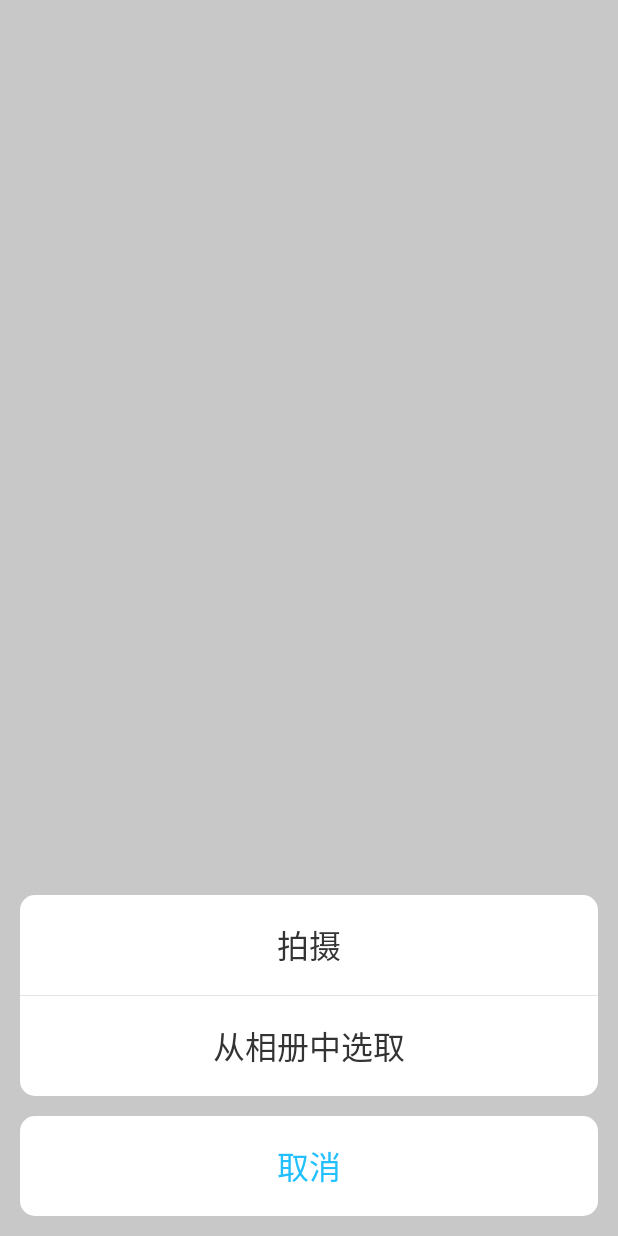
After one commit to tzz2015/commonLib, an Android app: the layout activity_camera.xml on its own in the app's theme, with its tools: preview values and no code run, on a phone screen of 412 x 824 dp. The commit adds this screen. Run offline under Robolectric (Android 15) with nearby library versions, the phone set to English and light mode, and no system bars.

Commit message:
新增拍照和从相册选择照片

```diff
--- a/commonlibrary/src/main/AndroidManifest.xml
+++ b/commonlibrary/src/main/AndroidManifest.xml
@@ -4,7 +4,11 @@
     <application
         android:allowBackup="true"
         android:supportsRtl="true">
-
+        <!-- 拍照-->
+        <activity android:name=".photo.CameraActivity"
+            android:configChanges="orientation|keyboard|keyboardHidden|navigation"
+            android:screenOrientation="nosensor"
+            android:theme="@android:style/Theme.Translucent" />
     </application>
 
 </manifest>
--- /dev/null
+++ b/commonlibrary/src/main/res/drawable/white_big_corners_bg.xml
@@ -0,0 +1,5 @@
+<?xml version="1.0" encoding="utf-8"?>
+<shape xmlns:android="http://schemas.android.com/apk/res/android">
+    <solid android:color="@color/colorWhite" />
+    <corners android:radius="15px" />
+</shape>
--- /dev/null
+++ b/commonlibrary/src/main/res/drawable/white_bottom_corners_bg.xml
@@ -0,0 +1,7 @@
+<?xml version="1.0" encoding="utf-8"?>
+<shape xmlns:android="http://schemas.android.com/apk/res/android">
+    <solid android:color="@color/colorWhite" />
+    <corners
+        android:bottomLeftRadius="15px"
+        android:bottomRightRadius="15px"/>
+</shape>
--- /dev/null
+++ b/commonlibrary/src/main/res/drawable/white_top_corners_bg.xml
@@ -0,0 +1,7 @@
+<?xml version="1.0" encoding="utf-8"?>
+<shape xmlns:android="http://schemas.android.com/apk/res/android">
+    <solid android:color="@color/colorWhite" />
+    <corners
+        android:topLeftRadius="15px"
+        android:topRightRadius="15px"/>
+</shape>
--- a/commonlibrary/src/main/res/layout/activity_base.xml
+++ b/commonlibrary/src/main/res/layout/activity_base.xml
@@ -5,7 +5,7 @@
         android:id="@+id/rl_root_root"
         android:layout_width="match_parent"
         android:layout_height="match_parent"
-        android:background="@color/colorPageBg"
+        android:background="@color/public_gb_color"
         android:orientation="vertical">
 
         <include
--- /dev/null
+++ b/commonlibrary/src/main/res/layout/activity_camera.xml
@@ -0,0 +1,52 @@
+<?xml version="1.0" encoding="utf-8"?>
+<LinearLayout xmlns:android="http://schemas.android.com/apk/res/android"
+    xmlns:tools="http://schemas.android.com/tools"
+    android:id="@+id/activity_camera"
+    android:layout_width="match_parent"
+    android:layout_height="match_parent"
+    android:background="@color/color_99000000"
+    android:orientation="vertical"
+    android:paddingBottom="20px"
+    android:paddingLeft="20px"
+    android:paddingRight="20px">
+
+    <TextView
+        android:layout_width="match_parent"
+        android:layout_height="0dp"
+        android:layout_weight="1" />
+
+    <TextView
+        android:id="@+id/tv_take_camera"
+        android:layout_width="match_parent"
+        android:layout_height="100px"
+        android:background="@drawable/white_top_corners_bg"
+        android:gravity="center"
+        android:text="拍摄"
+        android:textColor="@color/color333333"
+        android:textSize="32px" />
+  <TextView
+      android:layout_width="match_parent"
+      android:background="@color/public_line_color"
+      android:layout_height="1px" />
+    <TextView
+        android:id="@+id/tv_take_photo"
+        android:layout_width="match_parent"
+        android:layout_height="100px"
+        android:background="@drawable/white_bottom_corners_bg"
+        android:gravity="center"
+        android:text="从相册中选取"
+        android:textColor="@color/color333333"
+        android:textSize="32px" />
+
+    <TextView
+        android:id="@+id/tv_cancel"
+        android:layout_width="match_parent"
+        android:layout_height="100px"
+        android:layout_marginTop="20px"
+        android:background="@drawable/white_big_corners_bg"
+        android:gravity="center"
+        android:text="取消"
+        android:textColor="#22c0ff"
+        android:textSize="32px" />
+
+</LinearLayout>
```
Also changed, not shown: app/src/main/java/com/example/a11829/commonlib/DemoActivity.java (+25 -0 lines), app/src/main/res/layout/activity_demo.xml (+10 -0 lines), commonlibrary/build.gradle (+6 -4 lines), commonlibrary/src/main/java/com/zyf/fwms/commonlibrary/photo/CameraActivity.java (added, +147 -0 lines), commonlibrary/src/main/java/com/zyf/fwms/commonlibrary/photo/PhotoModel.java (added, +65 -0 lines), commonlibrary/src/main/res/values/colors.xml (+34 -0 lines).
